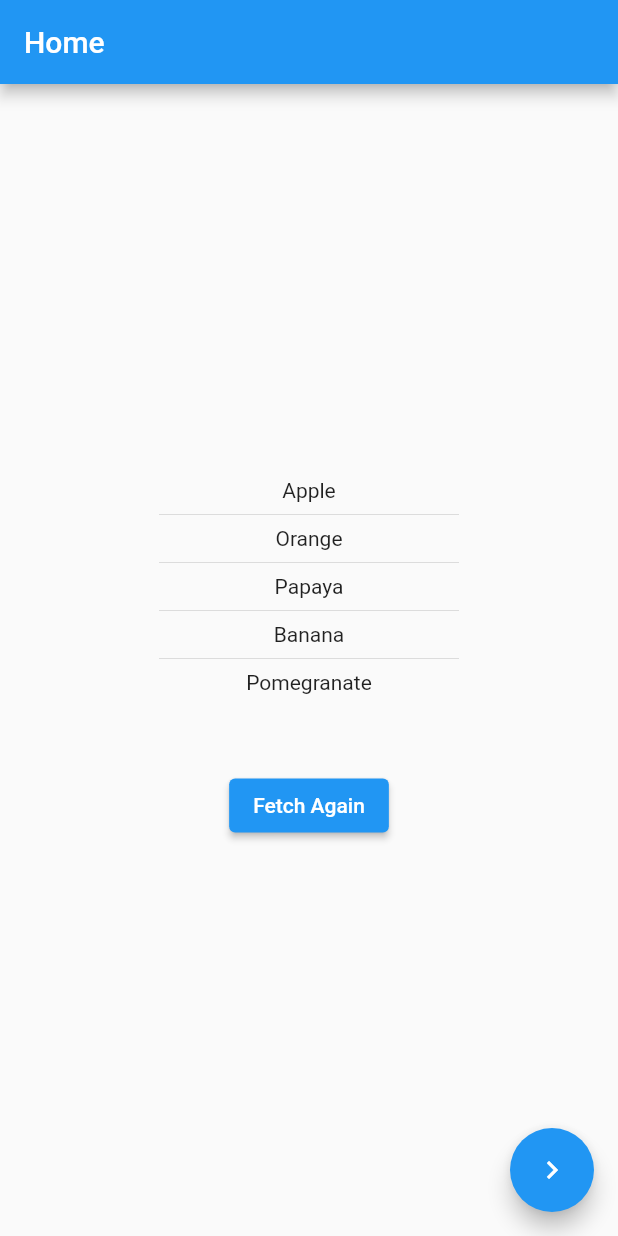
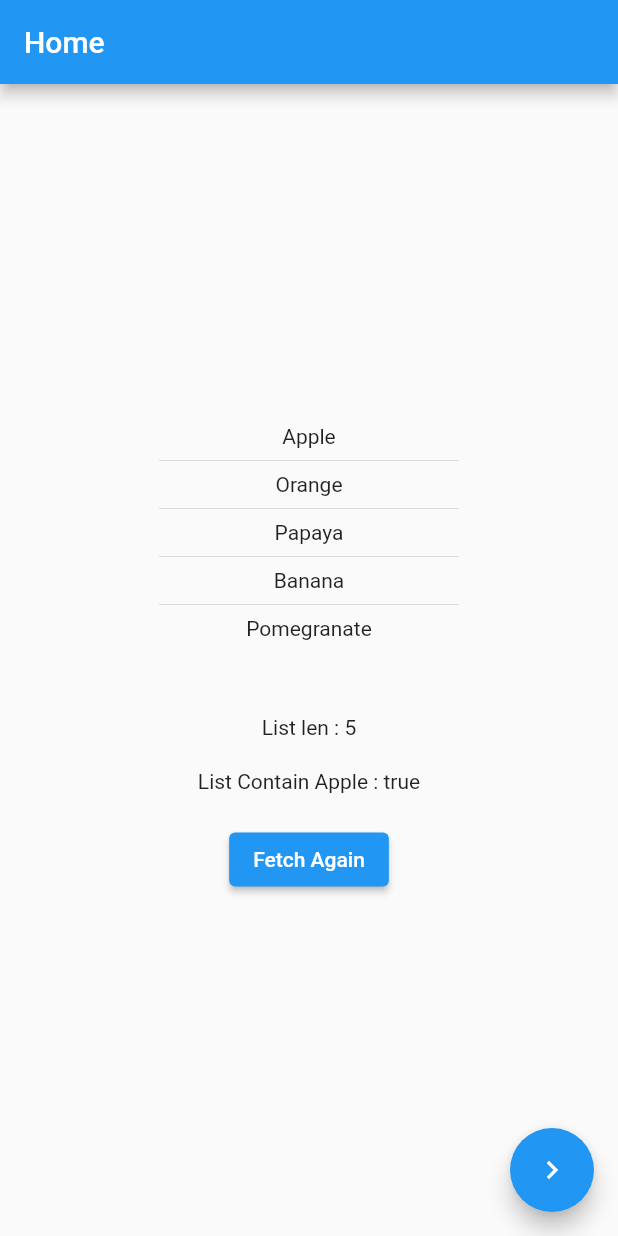
Before and after one commit to vinay-elred/providers-demo, a Flutter app: the screen it shows after launch, on a phone screen of 412 x 824 dp. Run offline on Flutter 3.47's test engine with Material 2 defaults, Android fonts, the phone set to English and light mode, and no system bars; our stand-ins replace tuple.

Commit message:
context.read, watch, select

```diff
--- a/lib/home/ui/home_screen.dart
+++ b/lib/home/ui/home_screen.dart
@@ -23,7 +23,8 @@ class _HomeScreenState extends State<HomeScreen> {
   Widget build(BuildContext context) {
     return ChangeNotifierProvider<HomeScreenViewModel>.value(
       value: homeVM,
-      child: Scaffold(
+      builder: (context, child) {
+        return Scaffold(
           appBar: AppBar(
             title: const Text("Home"),
           ),
@@ -59,9 +60,19 @@ class _HomeScreenState extends State<HomeScreen> {
                   },
                 ),
                 const SizedBox(height: 50),
+                Text(
+                  "List len : ${context.watch<HomeScreenViewModel>().data.length}",
+                ),
+                const SizedBox(height: 20),
+                Text(
+                  "List Contain Apple : ${context.select<HomeScreenViewModel, bool>(
+                    (p) => p.data.contains("Apple"),
+                  )}",
+                ),
+                const SizedBox(height: 20),
                 ElevatedButton(
                   onPressed: () {
-                  homeVM.fetchData();
+                    context.read<HomeScreenViewModel>().fetchData();
                   },
                   child: const Text("Fetch Again"),
                 ),
@@ -79,7 +90,8 @@ class _HomeScreenState extends State<HomeScreen> {
             },
             child: const Icon(Icons.navigate_next_outlined),
           ),
-      ),
+        );
+      },
     );
   }
 }
```
Lines whose indentation alone changed are shown as unchanged.
